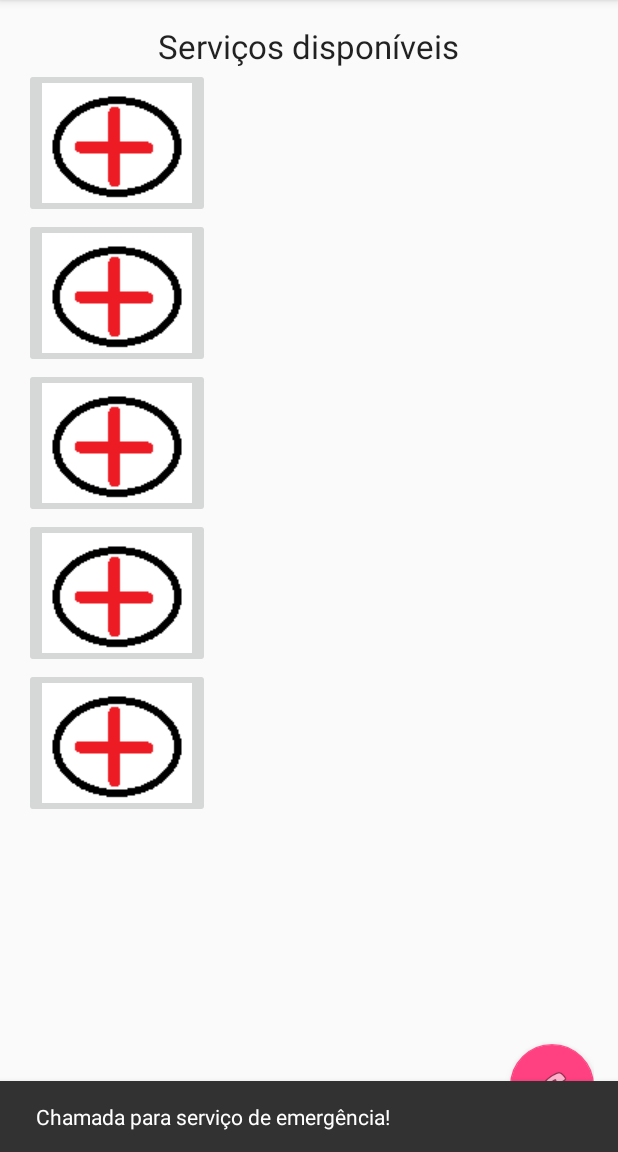
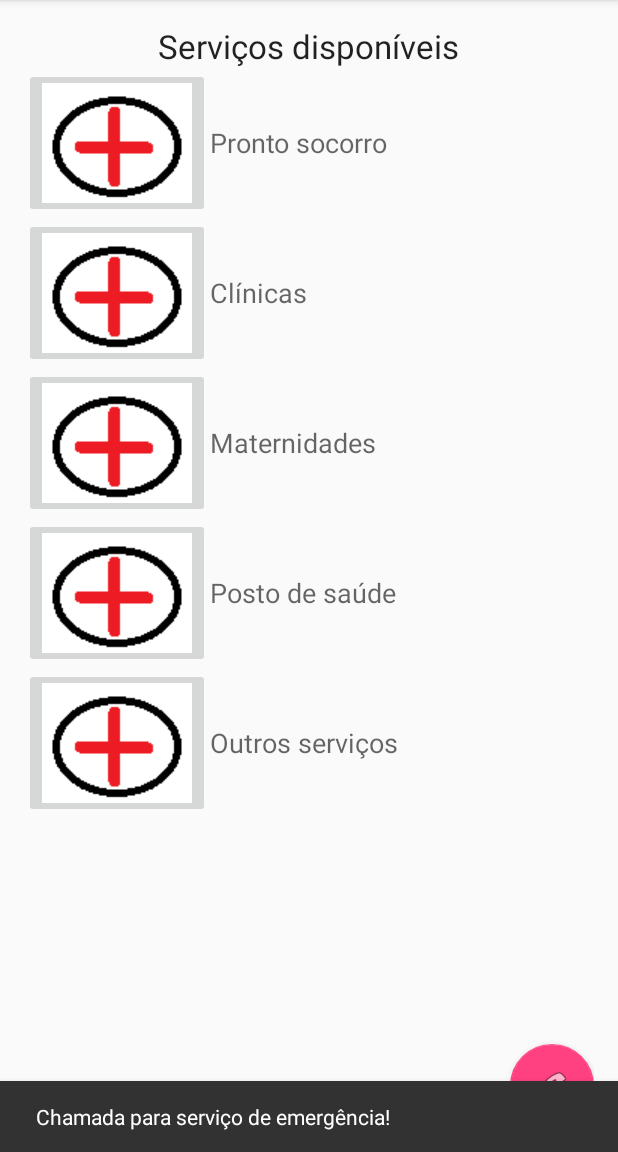
Before and after one commit to alex-carneiro/SMARTS, an Android app: the screen it shows after launch (MainActivity), after a tap on an icon or button, on a phone screen of 412 x 824 dp, the part 84-1236 px from its top. Run offline under Robolectric (Android 15) with nearby library versions, the phone set to English and light mode, and no system bars.

Commit message:
Adding text to first screen and second screen created

```diff
--- a/app/src/main/AndroidManifest.xml
+++ b/app/src/main/AndroidManifest.xml
@@ -16,6 +16,7 @@
                 <category android:name="android.intent.category.LAUNCHER" />
             </intent-filter>
         </activity>
+        <activity android:name=".SearchActivity"></activity>
     </application>
 
 </manifest>
--- a/app/src/main/res/layout/activity_main.xml
+++ b/app/src/main/res/layout/activity_main.xml
@@ -29,50 +29,110 @@
             android:layout_width="match_parent"
             android:layout_height="wrap_content"
             android:orientation="vertical">
+            <LinearLayout
+                android:layout_width="wrap_content"
+                android:layout_height="wrap_content"
+                android:orientation="horizontal">
                 <ImageButton
                     android:layout_width="wrap_content"
                     android:layout_height="wrap_content"
                     android:layout_weight="1"
                     android:id="@+id/button1"
                     android:src="@drawable/health"
+                    android:onClick="search1"
                     android:layout_alignParentLeft="true"
                     android:layout_alignParentStart="true" />
+                <TextView
+                    android:layout_width="wrap_content"
+                    android:layout_height="wrap_content"
+                    android:textAppearance="?android:attr/textAppearanceMedium"
+                    android:text="Pronto socorro"
+                    android:layout_gravity="center_vertical" />
+            </LinearLayout>
 
+            <LinearLayout
+                android:layout_width="wrap_content"
+                android:layout_height="wrap_content"
+                android:orientation="horizontal">
                 <ImageButton
                     android:layout_width="wrap_content"
                     android:layout_height="wrap_content"
                     android:layout_weight="1"
                     android:id="@+id/button2"
                     android:src="@drawable/health"
+                    android:onClick="search2"
                     android:layout_alignParentLeft="true"
                     android:layout_alignParentStart="true" />
+                <TextView
+                    android:layout_width="wrap_content"
+                    android:layout_height="wrap_content"
+                    android:textAppearance="?android:attr/textAppearanceMedium"
+                    android:text="Clínicas"
+                    android:layout_gravity="center_vertical" />
+            </LinearLayout>
 
+            <LinearLayout
+                android:layout_width="wrap_content"
+                android:layout_height="wrap_content"
+                android:orientation="horizontal">
                 <ImageButton
                     android:layout_width="wrap_content"
                     android:layout_height="wrap_content"
                     android:layout_weight="1"
                     android:id="@+id/button3"
                     android:src="@drawable/health"
+                    android:onClick="search3"
                     android:layout_alignParentLeft="true"
                     android:layout_alignParentStart="true" />
+                <TextView
+                    android:layout_width="wrap_content"
+                    android:layout_height="wrap_content"
+                    android:textAppearance="?android:attr/textAppearanceMedium"
+                    android:text="Maternidades"
+                    android:layout_gravity="center_vertical" />
+            </LinearLayout>
 
+            <LinearLayout
+                android:layout_width="wrap_content"
+                android:layout_height="wrap_content"
+                android:orientation="horizontal">
                 <ImageButton
                     android:layout_width="wrap_content"
                     android:layout_height="wrap_content"
                     android:layout_weight="1"
                     android:id="@+id/button4"
                     android:src="@drawable/health"
+                    android:onClick="search4"
                     android:layout_alignParentLeft="true"
                     android:layout_alignParentStart="true" />
+                <TextView
+                    android:layout_width="wrap_content"
+                    android:layout_height="wrap_content"
+                    android:textAppearance="?android:attr/textAppearanceMedium"
+                    android:text="Posto de saúde"
+                    android:layout_gravity="center_vertical" />
+            </LinearLayout>
 
+            <LinearLayout
+                android:layout_width="wrap_content"
+                android:layout_height="wrap_content"
+                android:orientation="horizontal">
                 <ImageButton
                     android:layout_width="wrap_content"
                     android:layout_height="wrap_content"
                     android:layout_weight="1"
                     android:id="@+id/button5"
                     android:src="@drawable/health"
+                    android:onClick="search5"
                     android:layout_alignParentLeft="true"
                     android:layout_alignParentStart="true" />
+                <TextView
+                    android:layout_width="wrap_content"
+                    android:layout_height="wrap_content"
+                    android:textAppearance="?android:attr/textAppearanceMedium"
+                    android:text="Outros serviços"
+                    android:layout_gravity="center_vertical" />
+            </LinearLayout>
         </LinearLayout>
 
     </ScrollView>
```
Also changed, not shown: app/src/main/java/com/usp/ihc/smarts/MainActivity.java (+52 -0 lines), app/src/main/java/com/usp/ihc/smarts/SearchActivity.java (added, +47 -0 lines), app/src/main/res/layout/activity_search.xml (added, +21 -0 lines), 26 other files. Lines whose indentation alone changed are shown as unchanged.
